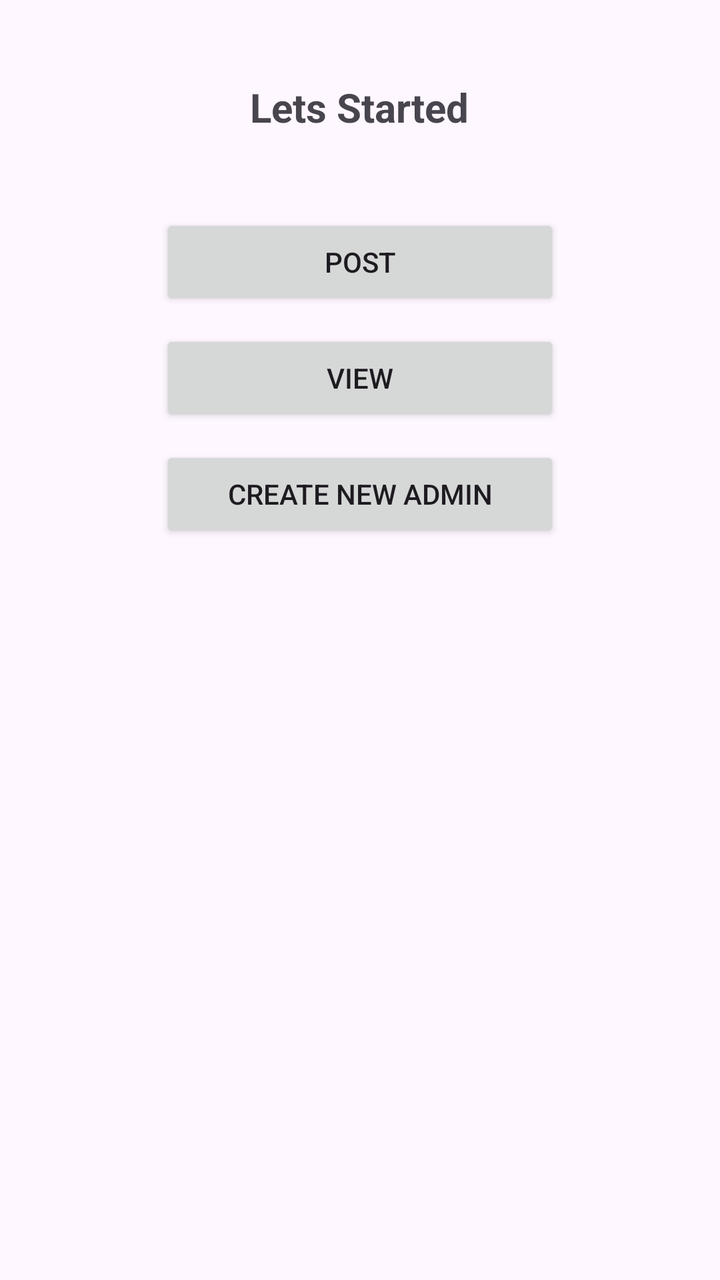
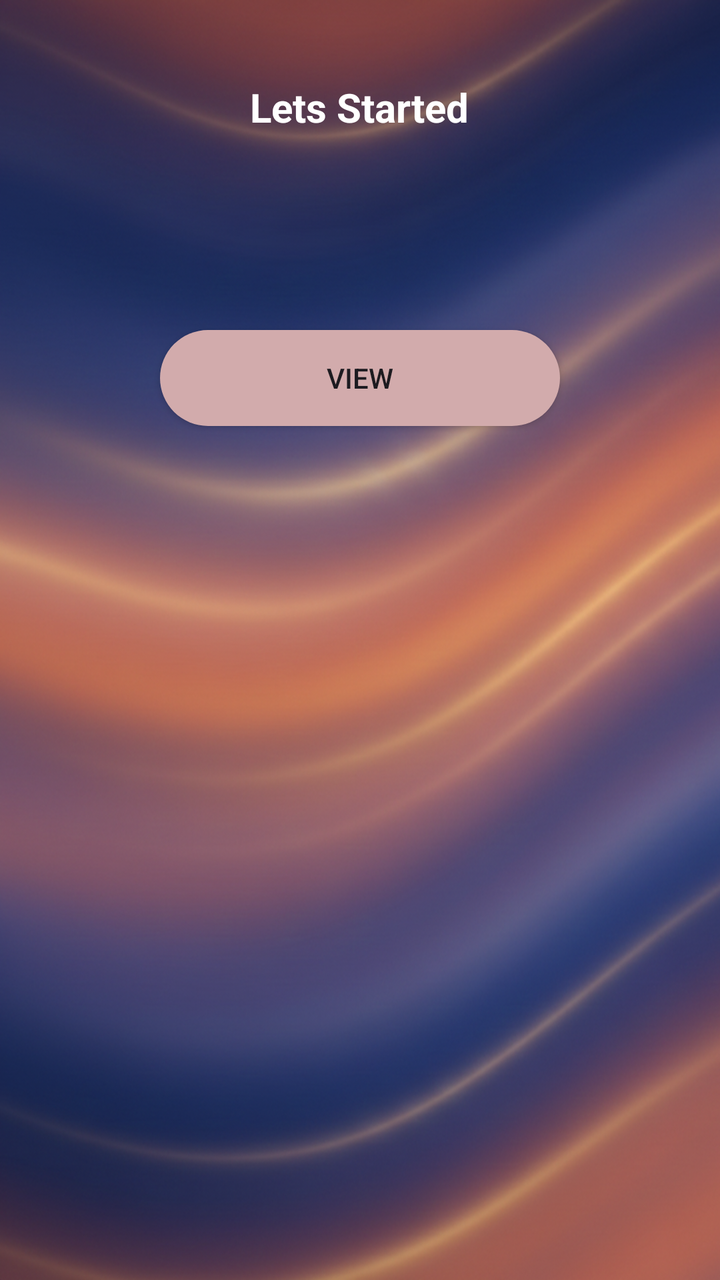

Before-and-after screenshots of an Android layout around one commit, followed by the original layout XML and the change that was made.
<!-- AndroidManifest.xml: application theme Theme.CollegeEventManager -->
<!-- res/layout/activity_start.xml -->
<?xml version="1.0" encoding="utf-8"?>
<LinearLayout xmlns:android="http://schemas.android.com/apk/res/android"
    xmlns:app="http://schemas.android.com/apk/res-auto"
    xmlns:tools="http://schemas.android.com/tools"
    android:id="@+id/main"
    android:layout_width="match_parent"
    android:layout_height="match_parent"
    android:orientation="vertical"
    tools:context=".Start">
    <TextView
        android:layout_width="wrap_content"
        android:layout_height="wrap_content"
        android:text="Lets Started"
        android:layout_gravity="center"
        android:textSize="20sp"
        android:textStyle="bold"
        android:layout_margin="40dp"/>
    <androidx.appcompat.widget.AppCompatButton
        android:layout_width="200dp"
        android:layout_height="wrap_content"
        android:layout_gravity="center"
        android:text="Post"
        android:id="@+id/post"
        />
    <androidx.appcompat.widget.AppCompatButton
        android:layout_width="200dp"
        android:layout_height="wrap_content"
        android:layout_margin="10dp"
        android:layout_gravity="center"
        android:text="view"
        android:id="@+id/view"
        />
    <androidx.appcompat.widget.AppCompatButton
        android:layout_width="200dp"
        android:layout_height="wrap_content"
        android:text="Create new Admin"
        android:layout_gravity="center"
        android:id="@+id/createNewAdmin"
        />

</LinearLayout>
<!-- resources referenced by this layout -->
<resources>
  <style name="Theme.CollegeEventManager" parent="Theme.Material3.DayNight.NoActionBar">
      </style>
</resources>

<!-- the commit's change to res/layout/activity_start.xml (unified diff, before → after) -->
@@ -6,7 +6,8 @@
     android:layout_width="match_parent"
     android:layout_height="match_parent"
     android:orientation="vertical"
-    tools:context=".Start">
+    tools:context=".Start"
+    android:background="@drawable/backgroundd">
     <TextView
         android:layout_width="wrap_content"
         android:layout_height="wrap_content"
@@ -14,12 +15,15 @@
         android:layout_gravity="center"
         android:textSize="20sp"
         android:textStyle="bold"
+        android:textColor="@color/white"
         android:layout_margin="40dp"/>
     <androidx.appcompat.widget.AppCompatButton
         android:layout_width="200dp"
         android:layout_height="wrap_content"
         android:layout_gravity="center"
         android:text="Post"
+        android:background="@drawable/buttton"
+        android:visibility="invisible"
         android:id="@+id/post"
         />
     <androidx.appcompat.widget.AppCompatButton
@@ -28,6 +32,7 @@
         android:layout_margin="10dp"
         android:layout_gravity="center"
         android:text="view"
+        android:background="@drawable/buttton"
         android:id="@+id/view"
         />
     <androidx.appcompat.widget.AppCompatButton
@@ -35,6 +40,8 @@
         android:layout_height="wrap_content"
         android:text="Create new Admin"
         android:layout_gravity="center"
+        android:background="@drawable/buttton"
+        android:visibility="invisible"
         android:id="@+id/createNewAdmin"
         />
 
<!-- resource entries referenced after the edit -->
@@ -1,5 +1,17 @@
 <!-- resources referenced by this layout -->
 <resources>
+  <color name="white">#FFFFFFFF</color>
+  <!-- drawable backgroundd: png bitmap (drawable, 927786 bytes) -->
+  <!-- drawable buttton (drawable) -->
+  <?xml version="1.0" encoding="utf-8"?>
+  <selector xmlns:android="http://schemas.android.com/apk/res/android">
+  <item>
+       <shape android:shape="rectangle">
+           <solid android:color="#d2abac" />
+           <corners android:radius="30dp"/>
+       </shape>
+  </item>
+  </selector>
   <style name="Theme.CollegeEventManager" parent="Theme.Material3.DayNight.NoActionBar">
       </style>
 </resources>
